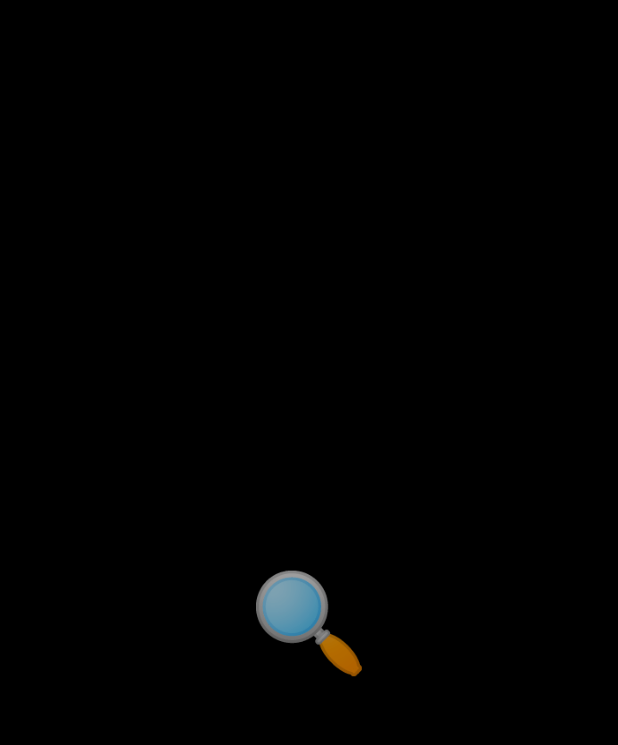
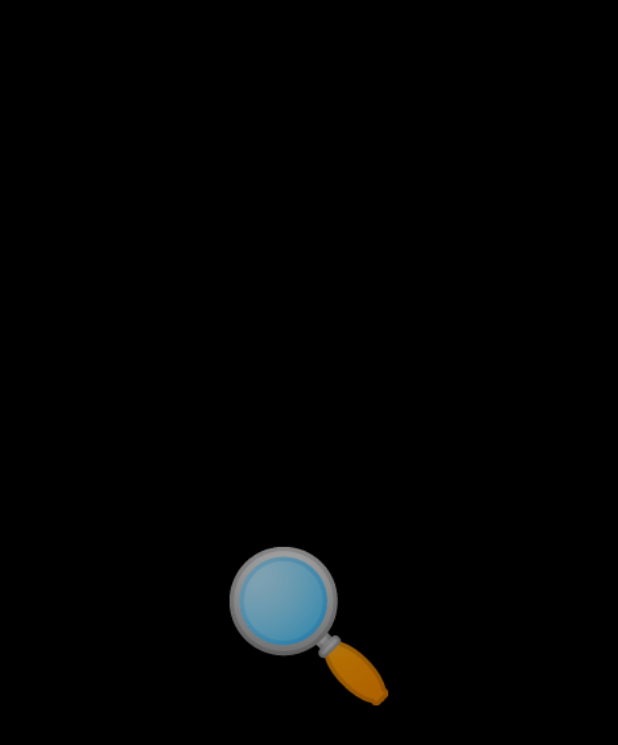
Before and after one commit to yuukis/mtfuji-locator, an Android app: the screen it shows after launch (MainActivity), on a phone screen of 412 x 824 dp. Shown: the top 745 px of the screen. Run offline under Robolectric (Android 15) with nearby library versions, the phone set to English and light mode, and no system bars; libraries missing offline, so code that uses them is left out: permissions.dispatcher; 1 statement that could not run was skipped.

Commit message:
Change: emoji size to be larger

```diff
--- a/app/src/main/res/layout/activity_main.xml
+++ b/app/src/main/res/layout/activity_main.xml
@@ -19,7 +19,7 @@
             android:text="🔍"
             android:layout_width="wrap_content"
             android:layout_height="wrap_content"
-            android:id="@+id/emoji" android:textSize="64dp"
+            android:id="@+id/emoji" android:textSize="96dp"
             app:layout_constraintEnd_toEndOf="parent"
             app:layout_constraintStart_toStartOf="parent"
             app:layout_constraintTop_toTopOf="parent"
```
